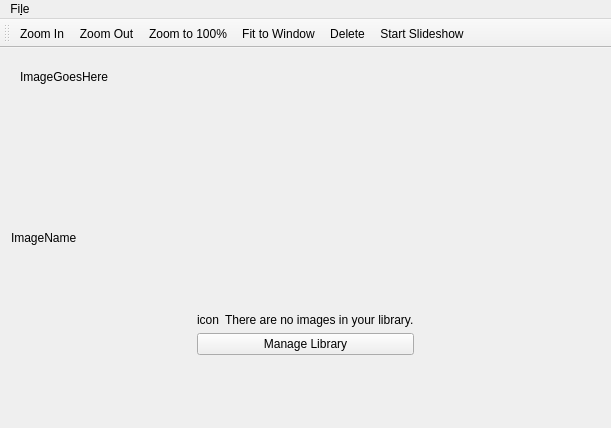
The window that mainwindow.ui (theCheeseboard/thephoto) describes before a commit, drawn with Qt 5.
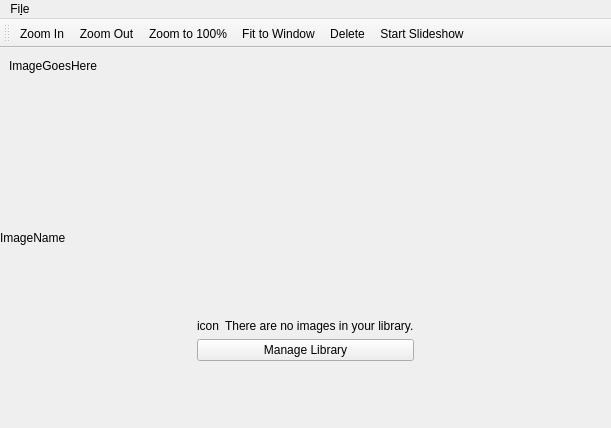
The same window after the commit. Icons and pictures are not drawn.

What changed in the file:
```diff
--- a/mainwindow.ui
+++ b/mainwindow.ui
@@ -19,6 +19,18 @@
   </property>
   <widget class="QWidget" name="centralWidget">
    <layout class="QVBoxLayout" name="verticalLayout">
+    <property name="leftMargin">
+     <number>0</number>
+    </property>
+    <property name="topMargin">
+     <number>0</number>
+    </property>
+    <property name="rightMargin">
+     <number>0</number>
+    </property>
+    <property name="bottomMargin">
+     <number>0</number>
+    </property>
     <item>
      <widget class="QScrollArea" name="scrollArea">
       <property name="frameShape">
@@ -41,8 +53,8 @@
         <rect>
          <x>0</x>
          <y>0</y>
-         <width>593</width>
-         <height>160</height>
+         <width>611</width>
+         <height>171</height>
         </rect>
        </property>
        <widget class="QLabel" name="imageLabel">
```
Left out of the diff: 5 changed lines with no effect on the pictures.
